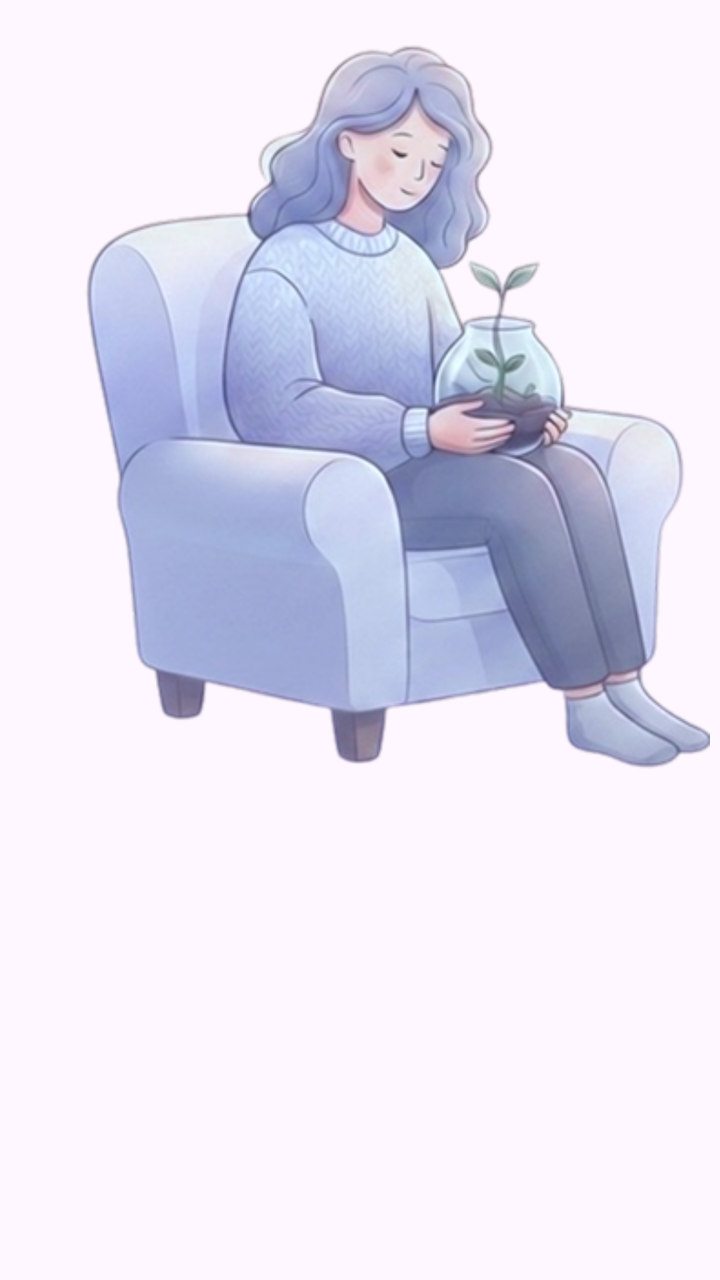
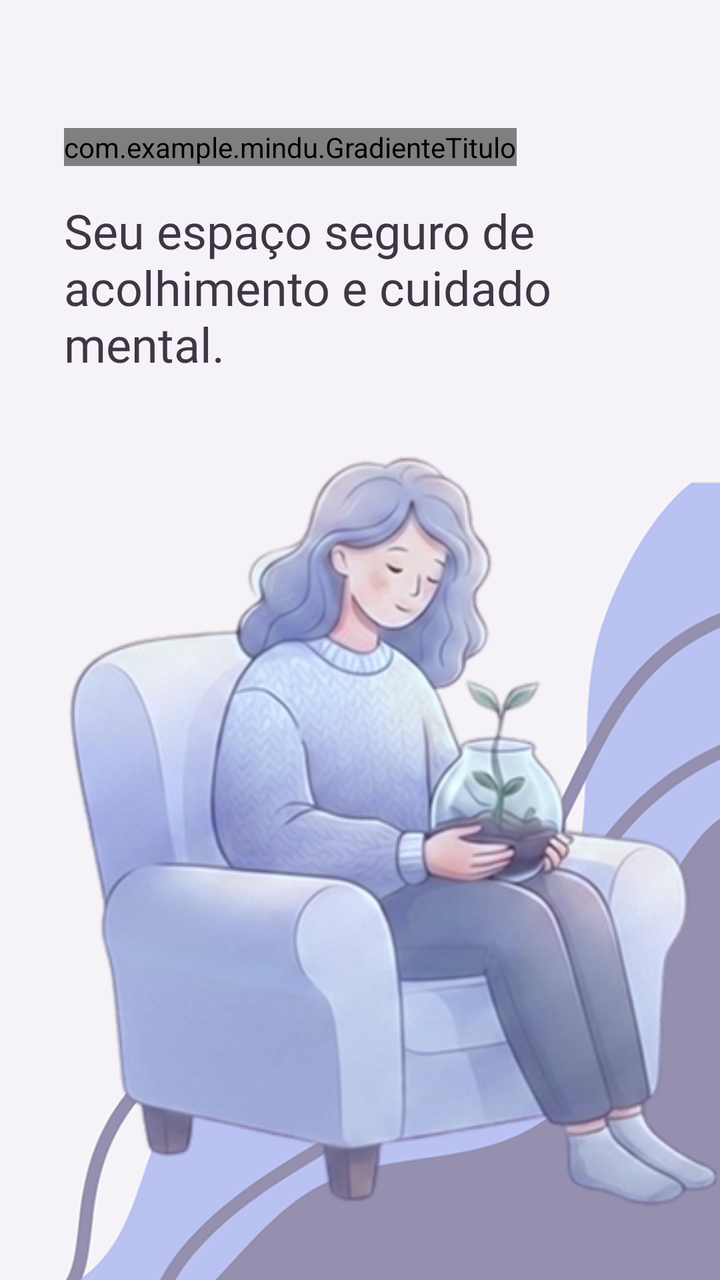

An Android layout rendered at two revisions. The XML below is the earlier revision; the diff shows what the commit changed to produce the second picture.
<!-- AndroidManifest.xml: application theme Theme.MindU -->
<!-- res/layout/activity_tela_inicio.xml -->
<?xml version="1.0" encoding="utf-8"?>
<androidx.constraintlayout.widget.ConstraintLayout xmlns:android="http://schemas.android.com/apk/res/android"
    xmlns:app="http://schemas.android.com/apk/res-auto"
    xmlns:tools="http://schemas.android.com/tools"
    android:id="@+id/main"
    android:layout_width="match_parent"
    android:layout_height="match_parent"
    tools:context=".TelaInicio">

    <ImageView
        android:id="@+id/imageView2"
        android:layout_width="365dp"
        android:layout_height="407dp"
        app:layout_constraintEnd_toEndOf="parent"
        app:layout_constraintHorizontal_bias="0.0"
        app:layout_constraintStart_toStartOf="parent"
        app:srcCompat="@drawable/gemini_generated_image_540zhb540zhb540z_removebg_preview_1"
        tools:layout_editor_absoluteY="317dp" />

    <TextView
        android:id="@+id/textView"
        android:layout_width="wrap_content"
        android:layout_height="wrap_content"
        android:layout_marginBottom="148dp"
        android:fontFamily="@font/lora_bold"
        android:text="MindU"
        android:textSize="64sp"
        app:layout_constraintBottom_toTopOf="@+id/imageView2"
        app:layout_constraintEnd_toEndOf="parent"
        app:layout_constraintHorizontal_bias="0.152"
        app:layout_constraintStart_toStartOf="parent"
        app:layout_constraintTop_toTopOf="parent"
        app:layout_constraintVertical_bias="1.0" />

    <TextView
        android:id="@+id/textView3"
        android:layout_width="368dp"
        android:layout_height="71dp"
        android:fontFamily="@font/plus_jakarta_sans_light"
        android:text="Seu espaço seguro de acolhimento e cuidado mental."
        android:textColor="#3E3545"
        android:textSize="24sp"
        app:layout_constraintBottom_toTopOf="@+id/imageView2"
        app:layout_constraintEnd_toEndOf="parent"
        app:layout_constraintHorizontal_bias="0.492"
        app:layout_constraintStart_toStartOf="parent"
        app:layout_constraintTop_toBottomOf="@+id/textView"
        app:layout_constraintVertical_bias="0.168" />

</androidx.constraintlayout.widget.ConstraintLayout>
<!-- resources referenced by this layout -->
<resources>
  <!-- drawable gemini_generated_image_540zhb540zhb540z_removebg_preview_1: png bitmap (drawable, 150226 bytes) -->
  <style name="Theme.MindU" parent="Base.Theme.MindU" />
  <style name="Base.Theme.MindU" parent="Theme.Material3.DayNight.NoActionBar">
          
          
      </style>
</resources>

<!-- the commit's change to res/layout/activity_tela_inicio.xml (unified diff, before → after) -->
@@ -9,42 +9,53 @@
 
     <ImageView
         android:id="@+id/imageView2"
-        android:layout_width="365dp"
-        android:layout_height="407dp"
+        android:layout_width="0dp"
+        android:layout_height="0dp"
+        android:scaleType="centerCrop"
+        app:layout_constraintBottom_toBottomOf="parent"
         app:layout_constraintEnd_toEndOf="parent"
-        app:layout_constraintHorizontal_bias="0.0"
         app:layout_constraintStart_toStartOf="parent"
-        app:srcCompat="@drawable/gemini_generated_image_540zhb540zhb540z_removebg_preview_1"
-        tools:layout_editor_absoluteY="317dp" />
+        app:layout_constraintTop_toTopOf="parent"
+        app:srcCompat="@drawable/nova_cole__o_story_do_instagram_bege_marrom_6" />
 
-    <TextView
-        android:id="@+id/textView"
+
+    <ImageView
+        android:id="@+id/imageView3"
+        android:layout_width="358dp"
+        android:layout_height="471dp"
+        app:layout_constraintBottom_toBottomOf="parent"
+        app:layout_constraintEnd_toEndOf="parent"
+        app:layout_constraintHorizontal_bias="0.219"
+        app:layout_constraintStart_toStartOf="parent"
+        app:layout_constraintTop_toBottomOf="@+id/textView2"
+        app:layout_constraintVertical_bias="0.405"
+        app:srcCompat="@drawable/gemini_generated_image_540zhb540zhb540z_removebg_preview_1" />
+
+    <com.example.mindu.GradienteTitulo
+        android:id="@+id/titulo"
         android:layout_width="wrap_content"
         android:layout_height="wrap_content"
-        android:layout_marginBottom="148dp"
+        android:layout_marginStart="32dp"
+        android:layout_marginTop="64dp"
         android:fontFamily="@font/lora_bold"
         android:text="MindU"
         android:textSize="64sp"
-        app:layout_constraintBottom_toTopOf="@+id/imageView2"
-        app:layout_constraintEnd_toEndOf="parent"
-        app:layout_constraintHorizontal_bias="0.152"
         app:layout_constraintStart_toStartOf="parent"
-        app:layout_constraintTop_toTopOf="parent"
-        app:layout_constraintVertical_bias="1.0" />
+        app:layout_constraintTop_toTopOf="parent" />
+
 
     <TextView
-        android:id="@+id/textView3"
-        android:layout_width="368dp"
-        android:layout_height="71dp"
+        android:id="@+id/textView2"
+        android:layout_width="0dp"
+        android:layout_height="wrap_content"
+        android:layout_marginTop="16dp"
+        android:layout_marginEnd="32dp"
         android:fontFamily="@font/plus_jakarta_sans_light"
         android:text="Seu espaço seguro de acolhimento e cuidado mental."
         android:textColor="#3E3545"
         android:textSize="24sp"
-        app:layout_constraintBottom_toTopOf="@+id/imageView2"
         app:layout_constraintEnd_toEndOf="parent"
-        app:layout_constraintHorizontal_bias="0.492"
-        app:layout_constraintStart_toStartOf="parent"
-        app:layout_constraintTop_toBottomOf="@+id/textView"
-        app:layout_constraintVertical_bias="0.168" />
+        app:layout_constraintStart_toStartOf="@+id/titulo"
+        app:layout_constraintTop_toBottomOf="@+id/titulo" />
 
 </androidx.constraintlayout.widget.ConstraintLayout>
<!-- resource entries referenced after the edit -->
@@ -1,6 +1,7 @@
 <!-- resources referenced by this layout -->
 <resources>
   <!-- drawable gemini_generated_image_540zhb540zhb540z_removebg_preview_1: png bitmap (drawable, 150226 bytes) -->
+  <!-- drawable nova_cole__o_story_do_instagram_bege_marrom_6: png bitmap (drawable, 50002 bytes) -->
   <style name="Theme.MindU" parent="Base.Theme.MindU" />
   <style name="Base.Theme.MindU" parent="Theme.Material3.DayNight.NoActionBar">
           
